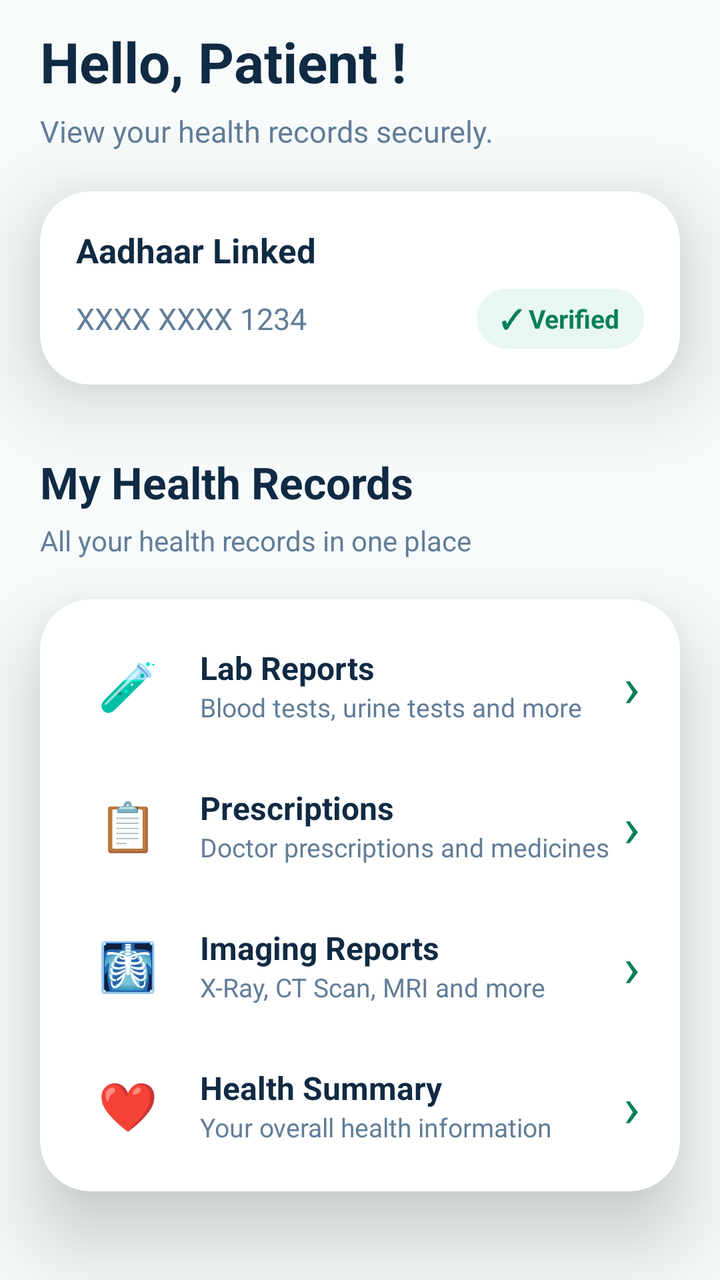
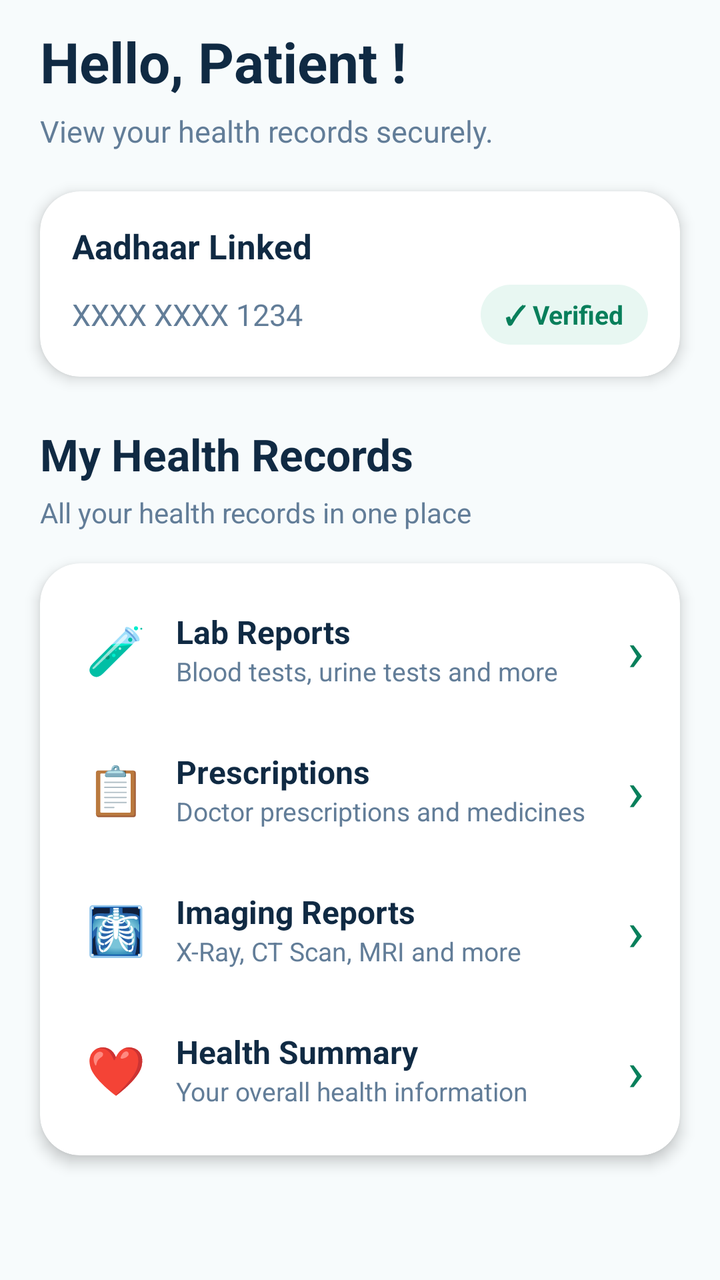

Before-and-after screenshots of an Android layout around one commit, followed by the original layout XML and the change that was made.
<!-- AndroidManifest.xml: application theme Theme.HealthYatra -->
<!-- res/layout/fragment_patient_record.xml -->
<?xml version="1.0" encoding="utf-8"?>
<androidx.constraintlayout.widget.ConstraintLayout
    xmlns:android="http://schemas.android.com/apk/res/android"
    xmlns:app="http://schemas.android.com/apk/res-auto"
    android:layout_width="match_parent"
    android:layout_height="match_parent"
    android:background="#F7FBFC">



    
    <LinearLayout
        android:id="@+id/greetingLayout"
        android:layout_width="0dp"
        android:layout_height="wrap_content"
        android:orientation="vertical"
        android:paddingStart="20dp"
        android:paddingTop="12dp"
        android:paddingEnd="20dp"
        android:paddingBottom="20dp"

        app:layout_constraintEnd_toEndOf="parent"
        app:layout_constraintStart_toStartOf="parent"
        app:layout_constraintTop_toTopOf="parent">

        <TextView
            android:layout_width="wrap_content"
            android:layout_height="wrap_content"
            android:text="Hello, Patient !"
            android:textColor="#102A43"
            android:textSize="28sp"
            android:textStyle="bold" />

        <TextView
            android:layout_width="wrap_content"
            android:layout_height="wrap_content"
            android:layout_marginTop="6dp"
            android:text="View your health records securely."
            android:textColor="#627D98"
            android:textSize="15sp" />
    </LinearLayout>


    
    <androidx.cardview.widget.CardView
        android:id="@+id/aadhaarCard"
        android:layout_width="0dp"
        android:layout_height="wrap_content"
        android:layout_marginStart="20dp"
        android:layout_marginEnd="20dp"
        app:cardCornerRadius="25dp"
        app:cardElevation="25dp"
        app:cardBackgroundColor="#FFFFFF"
        app:layout_constraintTop_toBottomOf="@id/greetingLayout"
        app:layout_constraintStart_toStartOf="parent"
        app:layout_constraintEnd_toEndOf="parent">

        <LinearLayout
            android:layout_width="match_parent"
            android:layout_height="wrap_content"
            android:orientation="vertical"
            android:padding="18dp">

            <TextView
                android:layout_width="wrap_content"
                android:layout_height="wrap_content"
                android:text="Aadhaar Linked"
                android:textColor="#102A43"
                android:textSize="17sp"
                android:textStyle="bold"/>

            <LinearLayout
                android:layout_width="match_parent"
                android:layout_height="wrap_content"
                android:layout_marginTop="8dp"
                android:gravity="center_vertical"
                android:orientation="horizontal">

                <TextView
                    android:layout_width="0dp"
                    android:layout_height="wrap_content"
                    android:layout_weight="1"
                    android:text="XXXX XXXX 1234"
                    android:textColor="#627D98"
                    android:textSize="15sp"/>

                <TextView
                    android:layout_width="wrap_content"
                    android:layout_height="wrap_content"
                    android:background="@drawable/bg_verified"
                    android:paddingStart="12dp"
                    android:paddingTop="6dp"
                    android:paddingEnd="12dp"
                    android:paddingBottom="6dp"
                    android:text="✓ Verified"
                    android:textColor="#087F5B"
                    android:textSize="13sp"
                    android:textStyle="bold"/>
            </LinearLayout>

        </LinearLayout>

    </androidx.cardview.widget.CardView>


    
    <TextView
        android:id="@+id/recordsTitle"
        android:layout_width="0dp"
        android:layout_height="wrap_content"
        android:layout_marginStart="20dp"
        android:layout_marginTop="34dp"
        android:layout_marginEnd="20dp"
        android:text="My Health Records"
        android:textColor="#102A43"
        android:textSize="22sp"
        android:textStyle="bold"
        app:layout_constraintTop_toBottomOf="@id/aadhaarCard"
        app:layout_constraintStart_toStartOf="parent"
        app:layout_constraintEnd_toEndOf="parent"/>


    <TextView
        android:id="@+id/recordsSubtitle"
        android:layout_width="0dp"
        android:layout_height="wrap_content"
        android:layout_marginStart="20dp"
        android:layout_marginTop="5dp"
        android:layout_marginEnd="20dp"
        android:text="All your health records in one place"
        android:textColor="#627D98"
        android:textSize="14sp"
        app:layout_constraintTop_toBottomOf="@id/recordsTitle"
        app:layout_constraintStart_toStartOf="parent"
        app:layout_constraintEnd_toEndOf="parent"/>


    
    <androidx.cardview.widget.CardView
        android:id="@+id/recordsCard"
        android:layout_width="0dp"
        android:layout_height="wrap_content"
        android:layout_margin="20dp"
        app:cardCornerRadius="25dp"
        app:cardElevation="25dp"
        android:padding="12dp"
        app:cardBackgroundColor="#FFFFFF"
        app:layout_constraintTop_toBottomOf="@id/recordsSubtitle"
        app:layout_constraintStart_toStartOf="parent"
        app:layout_constraintEnd_toEndOf="parent">

        <LinearLayout
            android:layout_width="match_parent"
            android:layout_height="wrap_content"
            android:orientation="vertical"
            android:padding="8dp">

            
            <LinearLayout
                android:id="@+id/labReports"
                android:layout_width="match_parent"
                android:layout_height="70dp"
                android:gravity="center_vertical"
                android:orientation="horizontal"
                android:padding="12dp">

                <TextView
                    android:layout_width="48dp"
                    android:layout_height="48dp"
                    android:gravity="center"
                    android:text="🧪"
                    android:textSize="24sp"/>

                <LinearLayout
                    android:layout_width="0dp"
                    android:layout_height="wrap_content"
                    android:layout_weight="1"
                    android:layout_marginStart="12dp"
                    android:orientation="vertical">

                    <TextView
                        android:layout_width="wrap_content"
                        android:layout_height="wrap_content"
                        android:text="Lab Reports"
                        android:textColor="#102A43"
                        android:textSize="16sp"
                        android:textStyle="bold"/>

                    <TextView
                        android:layout_width="wrap_content"
                        android:layout_height="wrap_content"
                        android:text="Blood tests, urine tests and more"
                        android:textColor="#627D98"
                        android:textSize="13sp"/>
                </LinearLayout>

                <TextView
                    android:layout_width="wrap_content"
                    android:layout_height="wrap_content"
                    android:text="›"
                    android:textColor="#087F5B"
                    android:textSize="28sp"/>

            </LinearLayout>


            
            <LinearLayout
                android:id="@+id/prescription"
                android:layout_width="match_parent"
                android:layout_height="70dp"
                android:gravity="center_vertical"
                android:orientation="horizontal"
                android:padding="12dp">

                <TextView
                    android:layout_width="48dp"
                    android:layout_height="48dp"
                    android:gravity="center"
                    android:text="📋"
                    android:textSize="24sp"/>

                <LinearLayout
                    android:layout_width="0dp"
                    android:layout_height="wrap_content"
                    android:layout_weight="1"
                    android:layout_marginStart="12dp"
                    android:orientation="vertical">

                    <TextView
                        android:layout_width="wrap_content"
                        android:layout_height="wrap_content"
                        android:text="Prescriptions"
                        android:textColor="#102A43"
                        android:textSize="16sp"
                        android:textStyle="bold"/>

                    <TextView
                        android:layout_width="wrap_content"
                        android:layout_height="wrap_content"
                        android:text="Doctor prescriptions and medicines"
                        android:textColor="#627D98"
                        android:textSize="13sp"/>
                </LinearLayout>

                <TextView
                    android:layout_width="wrap_content"
                    android:layout_height="wrap_content"
                    android:text="›"
                    android:textColor="#087F5B"
                    android:textSize="28sp"/>

            </LinearLayout>


            
            <LinearLayout
                android:id="@+id/imagingReports"
                android:layout_width="match_parent"
                android:layout_height="70dp"
                android:gravity="center_vertical"
                android:orientation="horizontal"
                android:padding="12dp">

                <TextView
                    android:layout_width="48dp"
                    android:layout_height="48dp"
                    android:gravity="center"
                    android:text="🩻"
                    android:textSize="24sp"/>

                <LinearLayout
                    android:layout_width="0dp"
                    android:layout_height="wrap_content"
                    android:layout_weight="1"
                    android:layout_marginStart="12dp"
                    android:orientation="vertical">

                    <TextView
                        android:layout_width="wrap_content"
                        android:layout_height="wrap_content"
                        android:text="Imaging Reports"
                        android:textColor="#102A43"
                        android:textSize="16sp"
                        android:textStyle="bold"/>

                    <TextView
                        android:layout_width="wrap_content"
                        android:layout_height="wrap_content"
                        android:text="X-Ray, CT Scan, MRI and more"
                        android:textColor="#627D98"
                        android:textSize="13sp"/>
                </LinearLayout>

                <TextView
                    android:layout_width="wrap_content"
                    android:layout_height="wrap_content"
                    android:text="›"
                    android:textColor="#087F5B"
                    android:textSize="28sp"/>

            </LinearLayout>


            
            <LinearLayout
                android:id="@+id/healthSummary"
                android:layout_width="match_parent"
                android:layout_height="70dp"
                android:gravity="center_vertical"
                android:orientation="horizontal"
                android:padding="12dp">

                <TextView
                    android:layout_width="48dp"
                    android:layout_height="48dp"
                    android:gravity="center"
                    android:text="❤️"
                    android:textSize="24sp"/>

                <LinearLayout
                    android:layout_width="0dp"
                    android:layout_height="wrap_content"
                    android:layout_weight="1"
                    android:layout_marginStart="12dp"
                    android:orientation="vertical">

                    <TextView
                        android:layout_width="wrap_content"
                        android:layout_height="wrap_content"
                        android:text="Health Summary"
                        android:textColor="#102A43"
                        android:textSize="16sp"
                        android:textStyle="bold"/>

                    <TextView
                        android:layout_width="wrap_content"
                        android:layout_height="wrap_content"
                        android:text="Your overall health information"
                        android:textColor="#627D98"
                        android:textSize="13sp"/>
                </LinearLayout>

                <TextView
                    android:layout_width="wrap_content"
                    android:layout_height="wrap_content"
                    android:text="›"
                    android:textColor="#087F5B"
                    android:textSize="28sp"/>

            </LinearLayout>

        </LinearLayout>

    </androidx.cardview.widget.CardView>

</androidx.constraintlayout.widget.ConstraintLayout>
<!-- resources referenced by this layout -->
<resources>
  <!-- drawable bg_verified (drawable) -->
  <?xml version="1.0" encoding="utf-8"?>
  <shape xmlns:android="http://schemas.android.com/apk/res/android"
      android:shape="rectangle">
  
      <solid android:color="#E8F7F2"/>
  
      <corners android:radius="20dp"/>
  
  </shape>
  <style name="Theme.HealthYatra" parent="Theme.Material3.Light.NoActionBar">
  
          <item name="colorPrimary">@color/primary</item>
          <item name="colorPrimaryContainer">@color/primary_light</item>
  
          <item name="android:colorBackground">@color/background</item>
          <item name="colorSurface">@color/white</item>
  
          <item name="android:textColorPrimary">@color/text_primary</item>
          <item name="android:textColorSecondary">@color/text_secondary</item>
  
          
          <item name="android:statusBarColor">@color/text_primary</item>
          <item name="android:windowLightStatusBar">true</item>
  
          
          <item name="android:navigationBarColor">@color/white</item>
  
          <item name="colorControlActivated">#1565C0</item>
  
          <item name="colorOnSurface">#1F2937</item>
          <item name="colorOnSurfaceVariant">#64748B</item>
  
      </style>
  <color name="primary">#FFFFFF</color>
  <color name="primary_light">#CACACA</color>
  <color name="background">#F8FAFC</color>
  <color name="white">#FFFFFF</color>
  <color name="text_primary">#000000</color>
  <color name="text_secondary">#64748B</color>
</resources>

<!-- the commit's change to res/layout/fragment_patient_record.xml (unified diff, before → after) -->
@@ -6,8 +6,6 @@
     android:layout_height="match_parent"
     android:background="#F7FBFC">
 
-
-
     
     <LinearLayout
         android:id="@+id/greetingLayout"
@@ -18,10 +16,9 @@
         android:paddingTop="12dp"
         android:paddingEnd="20dp"
         android:paddingBottom="20dp"
-
-        app:layout_constraintEnd_toEndOf="parent"
-        app:layout_constraintStart_toStartOf="parent"
-        app:layout_constraintTop_toTopOf="parent">
+        app:layout_constraintTop_toTopOf="parent"
+        app:layout_constraintStart_toStartOf="parent"
+        app:layout_constraintEnd_toEndOf="parent">
 
         <TextView
             android:layout_width="wrap_content"
@@ -40,7 +37,6 @@
             android:textSize="15sp" />
     </LinearLayout>
 
-
     
     <androidx.cardview.widget.CardView
         android:id="@+id/aadhaarCard"
@@ -48,9 +44,9 @@
         android:layout_height="wrap_content"
         android:layout_marginStart="20dp"
         android:layout_marginEnd="20dp"
-        app:cardCornerRadius="25dp"
-        app:cardElevation="25dp"
         app:cardBackgroundColor="#FFFFFF"
+        app:cardCornerRadius="20dp"
+        app:cardElevation="4dp"
         app:layout_constraintTop_toBottomOf="@id/greetingLayout"
         app:layout_constraintStart_toStartOf="parent"
         app:layout_constraintEnd_toEndOf="parent">
@@ -59,7 +55,7 @@
             android:layout_width="match_parent"
             android:layout_height="wrap_content"
             android:orientation="vertical"
-            android:padding="18dp">
+            android:padding="16dp">
 
             <TextView
                 android:layout_width="wrap_content"
@@ -67,7 +63,7 @@
                 android:text="Aadhaar Linked"
                 android:textColor="#102A43"
                 android:textSize="17sp"
-                android:textStyle="bold"/>
+                android:textStyle="bold" />
 
             <LinearLayout
                 android:layout_width="match_parent"
@@ -82,7 +78,7 @@
                     android:layout_weight="1"
                     android:text="XXXX XXXX 1234"
                     android:textColor="#627D98"
-                    android:textSize="15sp"/>
+                    android:textSize="15sp" />
 
                 <TextView
                     android:layout_width="wrap_content"
@@ -95,13 +91,10 @@
                     android:text="✓ Verified"
                     android:textColor="#087F5B"
                     android:textSize="13sp"
-                    android:textStyle="bold"/>
-            </LinearLayout>
-
+                    android:textStyle="bold" />
+            </LinearLayout>
         </LinearLayout>
-
     </androidx.cardview.widget.CardView>
-
 
     
     <TextView
@@ -109,7 +102,7 @@
         android:layout_width="0dp"
         android:layout_height="wrap_content"
         android:layout_marginStart="20dp"
-        android:layout_marginTop="34dp"
+        android:layout_marginTop="24dp"
         android:layout_marginEnd="20dp"
         android:text="My Health Records"
         android:textColor="#102A43"
@@ -117,8 +110,7 @@
         android:textStyle="bold"
         app:layout_constraintTop_toBottomOf="@id/aadhaarCard"
         app:layout_constraintStart_toStartOf="parent"
-        app:layout_constraintEnd_toEndOf="parent"/>
-
+        app:layout_constraintEnd_toEndOf="parent" />
 
     <TextView
         android:id="@+id/recordsSubtitle"
@@ -132,19 +124,19 @@
         android:textSize="14sp"
         app:layout_constraintTop_toBottomOf="@id/recordsTitle"
         app:layout_constraintStart_toStartOf="parent"
-        app:layout_constraintEnd_toEndOf="parent"/>
-
+        app:layout_constraintEnd_toEndOf="parent" />
 
     
     <androidx.cardview.widget.CardView
         android:id="@+id/recordsCard"
         android:layout_width="0dp"
         android:layout_height="wrap_content"
-        android:layout_margin="20dp"
-        app:cardCornerRadius="25dp"
-        app:cardElevation="25dp"
-        android:padding="12dp"
+        android:layout_marginStart="20dp"
+        android:layout_marginTop="16dp"
+        android:layout_marginEnd="20dp"
         app:cardBackgroundColor="#FFFFFF"
+        app:cardCornerRadius="20dp"
+        app:cardElevation="4dp"
         app:layout_constraintTop_toBottomOf="@id/recordsSubtitle"
         app:layout_constraintStart_toStartOf="parent"
         app:layout_constraintEnd_toEndOf="parent">
@@ -159,199 +151,201 @@
             <LinearLayout
                 android:id="@+id/labReports"
                 android:layout_width="match_parent"
-                android:layout_height="70dp"
+                android:layout_height="wrap_content"
+                android:minHeight="70dp"
                 android:gravity="center_vertical"
                 android:orientation="horizontal"
-                android:padding="12dp">
-
-                <TextView
-                    android:layout_width="48dp"
+                android:padding="10dp">
+
+                <TextView
+                    android:layout_width="40dp"
                     android:layout_height="48dp"
                     android:gravity="center"
                     android:text="🧪"
-                    android:textSize="24sp"/>
+                    android:textSize="24sp" />
 
                 <LinearLayout
                     android:layout_width="0dp"
                     android:layout_height="wrap_content"
-                    android:layout_weight="1"
-                    android:layout_marginStart="12dp"
+                    android:layout_marginStart="10dp"
+                    android:layout_weight="1"
                     android:orientation="vertical">
 
                     <TextView
-                        android:layout_width="wrap_content"
+                        android:layout_width="match_parent"
                         android:layout_height="wrap_content"
                         android:text="Lab Reports"
                         android:textColor="#102A43"
                         android:textSize="16sp"
-                        android:textStyle="bold"/>
-
-                    <TextView
-                        android:layout_width="wrap_content"
+                        android:textStyle="bold" />
+
+                    <TextView
+                        android:layout_width="match_parent"
                         android:layout_height="wrap_content"
                         android:text="Blood tests, urine tests and more"
                         android:textColor="#627D98"
-                        android:textSize="13sp"/>
+                        android:textSize="13sp" />
                 </LinearLayout>
 
                 <TextView
                     android:layout_width="wrap_content"
                     android:layout_height="wrap_content"
+                    android:paddingStart="8dp"
                     android:text="›"
                     android:textColor="#087F5B"
-                    android:textSize="28sp"/>
-
-            </LinearLayout>
-
+                    android:textSize="28sp" />
+            </LinearLayout>
 
             
             <LinearLayout
                 android:id="@+id/prescription"
                 android:layout_width="match_parent"
-                android:layout_height="70dp"
+                android:layout_height="wrap_content"
+                android:minHeight="70dp"
                 android:gravity="center_vertical"
                 android:orientation="horizontal"
-                android:padding="12dp">
-
-                <TextView
-                    android:layout_width="48dp"
+                android:padding="10dp">
+
+                <TextView
+                    android:layout_width="40dp"
                     android:layout_height="48dp"
                     android:gravity="center"
                     android:text="📋"
-                    android:textSize="24sp"/>
+                    android:textSize="24sp" />
 
                 <LinearLayout
                     android:layout_width="0dp"
                     android:layout_height="wrap_content"
-                    android:layout_weight="1"
-                    android:layout_marginStart="12dp"
+                    android:layout_marginStart="10dp"
+                    android:layout_weight="1"
                     android:orientation="vertical">
 
                     <TextView
-                        android:layout_width="wrap_content"
+                        android:layout_width="match_parent"
                         android:layout_height="wrap_content"
                         android:text="Prescriptions"
                         android:textColor="#102A43"
                         android:textSize="16sp"
-                        android:textStyle="bold"/>
-
-                    <TextView
-                        android:layout_width="wrap_content"
+                        android:textStyle="bold" />
+
+                    <TextView
+                        android:layout_width="match_parent"
                         android:layout_height="wrap_content"
                         android:text="Doctor prescriptions and medicines"
                         android:textColor="#627D98"
-                        android:textSize="13sp"/>
+                        android:textSize="13sp"
+                        android:maxLines="2"
+                        android:ellipsize="none" />
                 </LinearLayout>
 
                 <TextView
                     android:layout_width="wrap_content"
                     android:layout_height="wrap_content"
+                    android:paddingStart="8dp"
                     android:text="›"
                     android:textColor="#087F5B"
-                    android:textSize="28sp"/>
-
-            </LinearLayout>
-
+                    android:textSize="28sp" />
+            </LinearLayout>
 
             
             <LinearLayout
                 android:id="@+id/imagingReports"
                 android:layout_width="match_parent"
-                android:layout_height="70dp"
+                android:layout_height="wrap_content"
+                android:minHeight="70dp"
                 android:gravity="center_vertical"
                 android:orientation="horizontal"
-                android:padding="12dp">
-
-                <TextView
-                    android:layout_width="48dp"
+                android:padding="10dp">
+
+                <TextView
+                    android:layout_width="40dp"
                     android:layout_height="48dp"
                     android:gravity="center"
                     android:text="🩻"
-                    android:textSize="24sp"/>
+                    android:textSize="24sp" />
 
                 <LinearLayout
                     android:layout_width="0dp"
                     android:layout_height="wrap_content"
-                    android:layout_weight="1"
-                    android:layout_marginStart="12dp"
+                    android:layout_marginStart="10dp"
+                    android:layout_weight="1"
                     android:orientation="vertical">
 
                     <TextView
-                        android:layout_width="wrap_content"
+                        android:layout_width="match_parent"
                         android:layout_height="wrap_content"
                         android:text="Imaging Reports"
                         android:textColor="#102A43"
                         android:textSize="16sp"
-                        android:textStyle="bold"/>
-
-                    <TextView
-                        android:layout_width="wrap_content"
+                        android:textStyle="bold" />
+
+                    <TextView
+                        android:layout_width="match_parent"
                         android:layout_height="wrap_content"
                         android:text="X-Ray, CT Scan, MRI and more"
                         android:textColor="#627D98"
-                        android:textSize="13sp"/>
+                        android:textSize="13sp" />
                 </LinearLayout>
 
                 <TextView
                     android:layout_width="wrap_content"
                     android:layout_height="wrap_content"
+                    android:paddingStart="8dp"
                     android:text="›"
                     android:textColor="#087F5B"
-                    android:textSize="28sp"/>
-
-            </LinearLayout>
-
+                    android:textSize="28sp" />
+            </LinearLayout>
 
             
             <LinearLayout
                 android:id="@+id/healthSummary"
                 android:layout_width="match_parent"
-                android:layout_height="70dp"
+                android:layout_height="wrap_content"
+                android:minHeight="70dp"
                 android:gravity="center_vertical"
                 android:orientation="horizontal"
-                android:padding="12dp">
-
-                <TextView
-                    android:layout_width="48dp"
+                android:padding="10dp">
+
+                <TextView
+                    android:layout_width="40dp"
                     android:layout_height="48dp"
                     android:gravity="center"
                     android:text="❤️"
-                    android:textSize="24sp"/>
+                    android:textSize="24sp" />
 
                 <LinearLayout
                     android:layout_width="0dp"
                     android:layout_height="wrap_content"
-                    android:layout_weight="1"
-                    android:layout_marginStart="12dp"
+                    android:layout_marginStart="10dp"
+                    android:layout_weight="1"
                     android:orientation="vertical">
 
                     <TextView
-                        android:layout_width="wrap_content"
+                        android:layout_width="match_parent"
                         android:layout_height="wrap_content"
                         android:text="Health Summary"
                         android:textColor="#102A43"
                         android:textSize="16sp"
-                        android:textStyle="bold"/>
-
-                    <TextView
-                        android:layout_width="wrap_content"
+                        android:textStyle="bold" />
+
+                    <TextView
+                        android:layout_width="match_parent"
                         android:layout_height="wrap_content"
                         android:text="Your overall health information"
                         android:textColor="#627D98"
-                        android:textSize="13sp"/>
+                        android:textSize="13sp" />
                 </LinearLayout>
 
                 <TextView
                     android:layout_width="wrap_content"
                     android:layout_height="wrap_content"
+                    android:paddingStart="8dp"
                     android:text="›"
                     android:textColor="#087F5B"
-                    android:textSize="28sp"/>
-
+                    android:textSize="28sp" />
             </LinearLayout>
 
         </LinearLayout>
-
     </androidx.cardview.widget.CardView>
 
 </androidx.constraintlayout.widget.ConstraintLayout>
